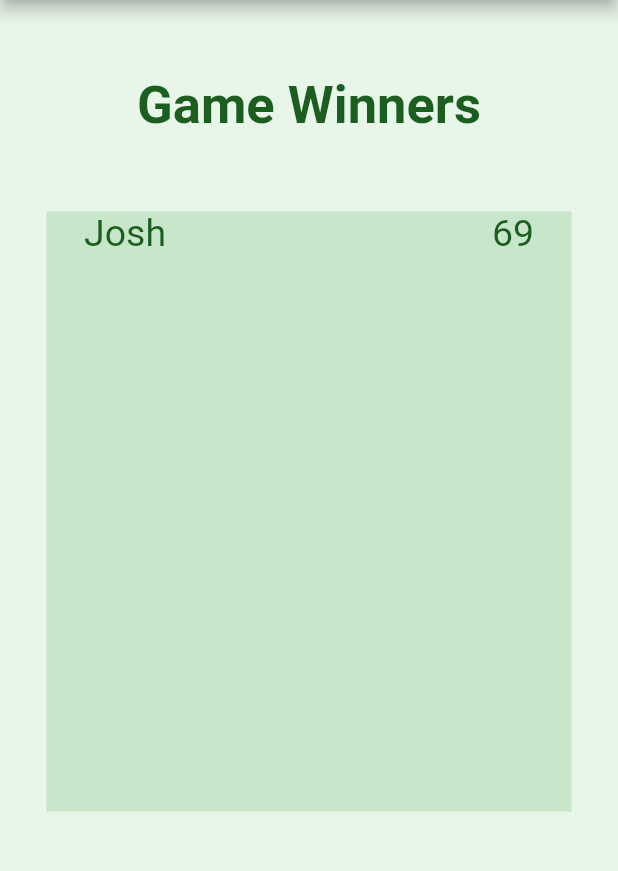
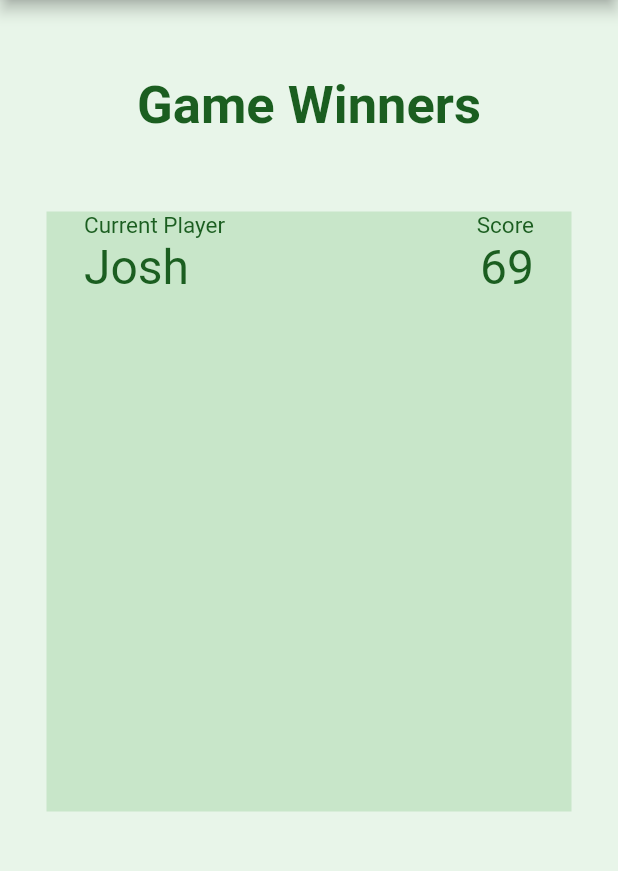
Before and after one commit to radicalgrim/game_saver, a Flutter app: the screen it shows after launch, after a tap on "Scoreboards", on a phone screen of 412 x 824 dp, the part 84-955 px from its top. Run offline on Flutter 3.47's test engine with Material 2 defaults, Android fonts, the phone set to English and light mode, and no system bars; our stand-ins replace flutter_form_builder, page_transition.

Commit message:
More changes to round_x_page UI

```diff
--- a/lib/res/colors.dart
+++ b/lib/res/colors.dart
@@ -7,4 +7,5 @@ class ProjectColors {
 
   static const lightTextColor = Colors.white;
   static final darkTextColor = primarySwatch.shade900;
+  static const blackTextColor = Colors.black;
 }
--- a/lib/res/game_info.dart
+++ b/lib/res/game_info.dart
@@ -6,7 +6,6 @@ import 'package:game_saver/res/globals.dart';
 import 'package:game_saver/res/player_info.dart';
 
 class GameInfo {
-
   GameInfo(this.players);
 
   List<PlayerInfo> players = [];
@@ -20,45 +19,48 @@ class GameInfo {
   int totalPlayers() => players.length;
 
   bool showTimer = gameOptionDefaultTimerON;
-  HighLowOptions highlowOption = gameOptionDefaultScoreLOW ? HighLowOptions.low : HighLowOptions.high;
+  HighLowOptions highlowOption =
+      gameOptionDefaultScoreLOW ? HighLowOptions.low : HighLowOptions.high;
 
   List<Widget> playersView = [];
   // ignore: avoid_function_literals_in_foreach_calls
-  void initPlayers() => { players.forEach((element) { playersView.add(PlayerScoreWidget(element)); }) };
+  void initPlayers() => {
+        players.forEach((element) {
+          playersView.add(PlayerScoreWidget(element));
+        })
+      };
 
-  Widget getWinner()
-  {
-    if (highlowOption == HighLowOptions.high)
-    {
+  Widget getWinner() {
+    if (highlowOption == HighLowOptions.high) {
       winner = PlayerInfo(-1, "error");
       // ignore: avoid_function_literals_in_foreach_calls
-      players.forEach((x) => winner = (x.points > winner!.points ? x : winner));
-    }
-    else
-    {
+      players.forEach((x) => winner = (x.score > winner!.score ? x : winner));
+    } else {
       winner = PlayerInfo(1000000, "error");
       // ignore: avoid_function_literals_in_foreach_calls
-      players.forEach((x) => winner = (x.points < winner!.points ? x : winner));
+      players.forEach((x) => winner = (x.score < winner!.score ? x : winner));
     }
 
     displayedPlayers.add(winner as PlayerInfo);
     return PlayerScoreWidget(winner as PlayerInfo);
   }
 
-  Widget getPlayersByRank()
-  {
+  Widget getPlayersByRank() {
     PlayerInfo honorableMention;
-    if (highlowOption == HighLowOptions.high)
-    {
+    if (highlowOption == HighLowOptions.high) {
       honorableMention = PlayerInfo(-1, "error");
       // ignore: avoid_function_literals_in_foreach_calls
-      players.forEach((x) => honorableMention = ((!displayedPlayers.contains(x) && x.points > honorableMention.points) ? x : honorableMention));
-    }
-    else
-    {
+      players.forEach((x) => honorableMention =
+          ((!displayedPlayers.contains(x) && x.score > honorableMention.score)
+              ? x
+              : honorableMention));
+    } else {
       honorableMention = PlayerInfo(1000000, "error");
       // ignore: avoid_function_literals_in_foreach_calls
-      players.forEach((x) => honorableMention = ((!displayedPlayers.contains(x) && x.points < honorableMention.points) ? x : honorableMention));
+      players.forEach((x) => honorableMention =
+          ((!displayedPlayers.contains(x) && x.score < honorableMention.score)
+              ? x
+              : honorableMention));
     }
     displayedPlayers.add(honorableMention);
     return PlayerScoreWidget(honorableMention);
@@ -71,14 +73,13 @@ class GameInfo {
   String elapsedTime = '';
 
   updateTime(Timer timer) {
-    if (watch.isRunning)
-    {
+    if (watch.isRunning) {
       elapsedTime = transformMilliSeconds(watch.elapsedMilliseconds);
     }
   }
 
   startOrStop() {
-    if(startStop) {
+    if (startStop) {
       startWatch();
     } else {
       stopWatch();
--- a/lib/res/globals.dart
+++ b/lib/res/globals.dart
@@ -37,7 +37,8 @@ class PlayerScoreWidget extends StatelessWidget {
   @override
   Widget build(BuildContext context) {
     String displayName = info.displayname.toString();
-    String score = info.points.toString();
+    String score = info.score.toString();
+    String pointsToAdd = info.pointsToAdd.toString();
 
     // if (currentGame != null)
     // {
@@ -57,16 +58,34 @@ class PlayerScoreWidget extends StatelessWidget {
 
     return Padding(
       padding: const EdgeInsets.symmetric(horizontal: 25),
-      child: Row(
-        mainAxisAlignment: MainAxisAlignment.spaceBetween,
+      child: Column(
+        mainAxisAlignment: MainAxisAlignment.center,
         children: [
-          Text(
-            displayName,
-            style: ProjectTextStyles.appMiniTitleTextStyle,
+          Row(
+            mainAxisAlignment: MainAxisAlignment.spaceBetween,
+            children: [
+              Text(
+                "Current Player",
+                style: ProjectTextStyles.playerScoreHintTextStyle,
+              ),
+              Text(
+                "Score",
+                style: ProjectTextStyles.playerScoreHintTextStyle,
+              ),
+            ],
           ),
-          Text(
-            score,
-            style: ProjectTextStyles.appMiniTitleTextStyle,
+          Row(
+            mainAxisAlignment: MainAxisAlignment.spaceBetween,
+            children: [
+              Text(
+                displayName,
+                style: ProjectTextStyles.playerScoreTextStyle,
+              ),
+              Text(
+                score,
+                style: ProjectTextStyles.playerScoreTextStyle,
+              ),
+            ],
           ),
         ],
       ),
--- a/lib/res/player_info.dart
+++ b/lib/res/player_info.dart
@@ -1,10 +1,11 @@
 import 'package:flutter/material.dart';
 
 class PlayerInfo {
- // class constructor
- PlayerInfo(this.points, this.displayname);
+  // class constructor
+  PlayerInfo(this.score, this.displayname);
 
- int points;
- IconData? icon;
- final String? displayname;
+  int score;
+  int? pointsToAdd;
+  IconData? icon;
+  final String? displayname;
 }
--- a/lib/res/strings.dart
+++ b/lib/res/strings.dart
@@ -46,11 +46,12 @@ class ProjectStrings {
 
   // Round Pages
   static const String roundHeader = "Game Rounds";
-  static const String roundNext = "Skip Player";
+  static const String roundNext = "Next Player";
   static const String roundPrevious = "Previous Player";
   static const String roundEnd = "End Round";
   static const String roundInput = "Score:";
-  static const String roundInputExample = "e.g. 12";
+  static const String scoreInputHint = "0";
+  static const String scoreInputLabel = "Points";
 
   //End of Round
   static const String eofRoundHeader = "Round Complete";
--- a/lib/res/text_styles.dart
+++ b/lib/res/text_styles.dart
@@ -3,8 +3,6 @@ import 'package:flutter/widgets.dart';
 import 'colors.dart';
 
 class ProjectTextStyles {
-  // TODO: Hate to break it to you, but we HAVE no style
-
   static final TextStyle appTitleTextStyle = TextStyle(
       fontWeight: FontWeight.bold,
       fontSize: 65,
@@ -17,4 +15,12 @@ class ProjectTextStyles {
       TextStyle(fontSize: 20, color: ProjectColors.lightTextColor);
   static final TextStyle appMiniTitleTextStyle =
       TextStyle(fontSize: 25, color: ProjectColors.darkTextColor);
+  static final TextStyle playerScoreTextStyle =
+      TextStyle(fontSize: 32, color: ProjectColors.darkTextColor);
+  static final TextStyle playerScoreHintTextStyle =
+      TextStyle(fontSize: 15, color: ProjectColors.darkTextColor);
+  static const TextStyle playerScoreInputTextStyle =
+      TextStyle(fontSize: 65, color: ProjectColors.blackTextColor);
+  static final TextStyle playerScoreInputLabelTextStyle =
+      TextStyle(fontSize: 22, color: ProjectColors.darkTextColor);
 }
```
Also changed, not shown: lib/pages/round_x_page.dart (+44 -39 lines).
